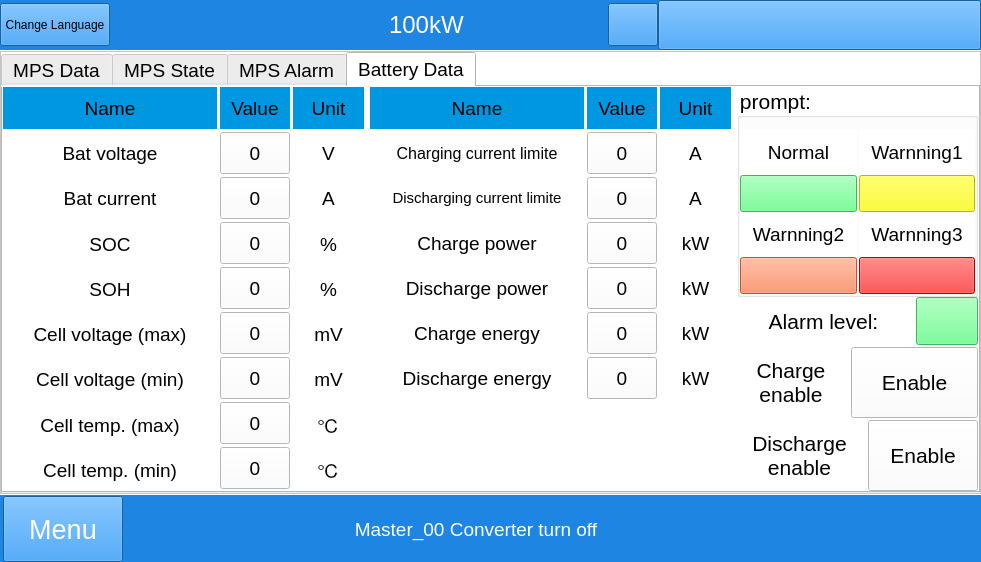
First picture: the form in mywidget.ui, repository megarevolpr/MWin, before the edit.
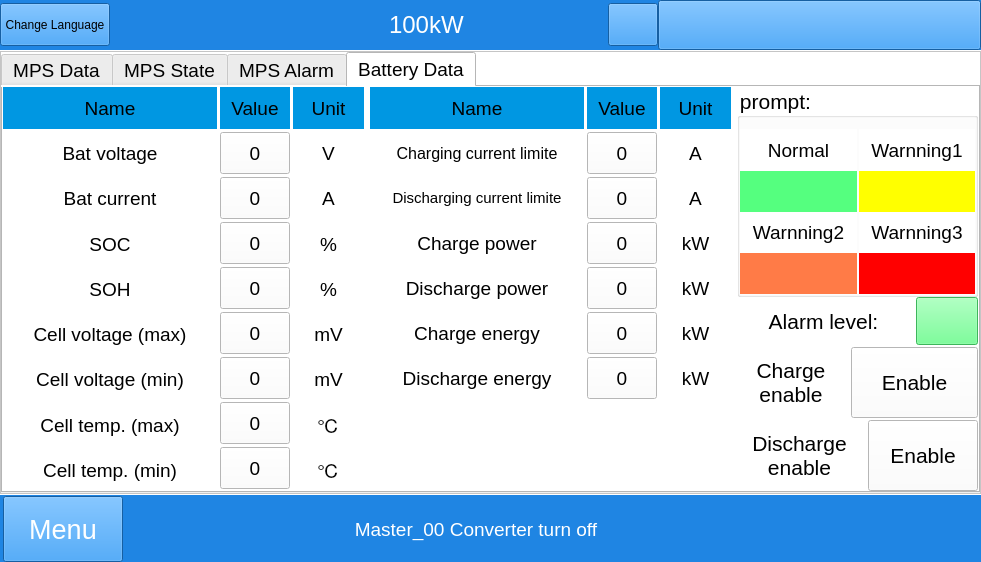
Second picture: the form after the edit. The open tabs and pages were chosen to show the change. Icons and pictures are not drawn.

```diff
--- a/mywidget.ui
+++ b/mywidget.ui
@@ -6014,19 +6014,7 @@
                                    </widget>
                                   </item>
                                   <item>
-                                   <widget class="QPushButton" name="pushButton_15">
-                                    <property name="minimumSize">
-                                     <size>
-                                      <width>0</width>
-                                      <height>37</height>
-                                     </size>
-                                    </property>
-                                    <property name="maximumSize">
-                                     <size>
-                                      <width>16777215</width>
-                                      <height>37</height>
-                                     </size>
-                                    </property>
+                                   <widget class="QLabel" name="label_30">
                                     <property name="styleSheet">
                                      <string notr="true">background-color: rgb(85, 255, 127);</string>
                                     </property>
@@ -6061,19 +6049,7 @@
                                    </widget>
                                   </item>
                                   <item>
-                                   <widget class="QPushButton" name="pushButton_16">
-                                    <property name="minimumSize">
-                                     <size>
-                                      <width>0</width>
-                                      <height>37</height>
-                                     </size>
-                                    </property>
-                                    <property name="maximumSize">
-                                     <size>
-                                      <width>16777215</width>
-                                      <height>37</height>
-                                     </size>
-                                    </property>
+                                   <widget class="QLabel" name="label_31">
                                     <property name="styleSheet">
                                      <string notr="true">background-color: rgb(255, 255, 0);</string>
                                     </property>
@@ -6115,19 +6091,7 @@
                                    </widget>
                                   </item>
                                   <item>
-                                   <widget class="QPushButton" name="pushButton_17">
-                                    <property name="minimumSize">
-                                     <size>
-                                      <width>0</width>
-                                      <height>37</height>
-                                     </size>
-                                    </property>
-                                    <property name="maximumSize">
-                                     <size>
-                                      <width>16777215</width>
-                                      <height>37</height>
-                                     </size>
-                                    </property>
+                                   <widget class="QLabel" name="label_32">
                                     <property name="styleSheet">
                                      <string notr="true">background-color: rgb(255, 123, 71);</string>
                                     </property>
@@ -6162,19 +6126,7 @@
                                    </widget>
                                   </item>
                                   <item>
-                                   <widget class="QPushButton" name="pushButton_18">
-                                    <property name="minimumSize">
-                                     <size>
-                                      <width>0</width>
-                                      <height>37</height>
-                                     </size>
-                                    </property>
-                                    <property name="maximumSize">
-                                     <size>
-                                      <width>16777215</width>
-                                      <height>37</height>
-                                     </size>
-                                    </property>
+                                   <widget class="QLabel" name="label_33">
                                     <property name="styleSheet">
                                      <string notr="true">background-color: rgb(255, 0, 0);</string>
                                     </property>
```
Left out of the diff: 2 changed lines with no effect on the pictures.
